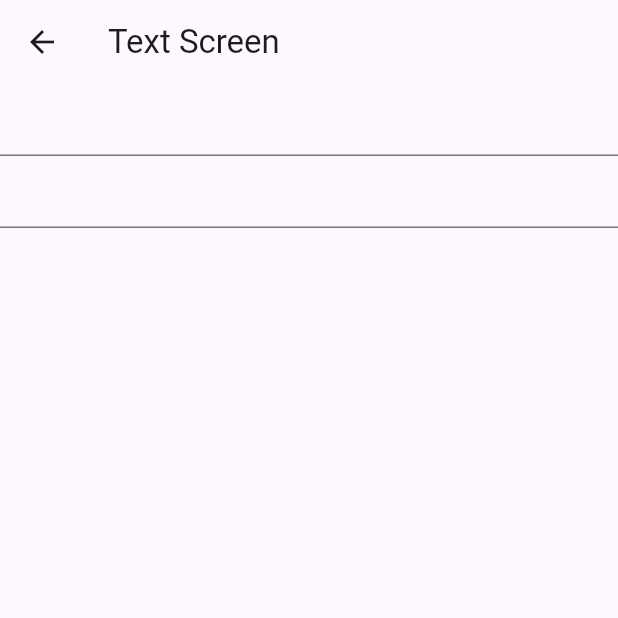
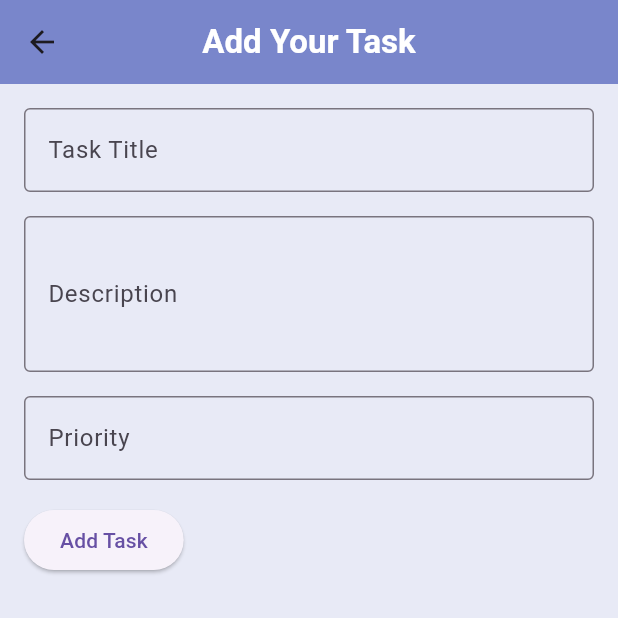
Before and after one commit to sohasara/To-Do-App, a Flutter app: the TextScreen screen opened directly, on a phone screen of 412 x 824 dp, the top half of it. Run offline on Flutter 3.47's test engine with Material 3 defaults, Android fonts, the phone set to English and light mode, and no system bars; our stand-ins replace flutter_riverpod.

Commit message:
enhance TextScreen layout; add input fields for task title, description, and priority

```diff
--- a/lib/application/pages/home/text_screen.dart
+++ b/lib/application/pages/home/text_screen.dart
@@ -6,14 +6,52 @@ class TextScreen extends StatelessWidget {
   @override
   Widget build(BuildContext context) {
     return Scaffold(
+      backgroundColor: Colors.indigo.shade50,
       appBar: AppBar(
-        title: const Text("Text Screen"),
+        backgroundColor: Colors.indigo.shade300,
+        centerTitle: true,
+        title: const Text(
+          "Add Your Task",
+          style: TextStyle(
+            fontWeight: FontWeight.bold,
+            color: Colors.white,
+          ),
+        ),
       ),
-      body: const Column(
-        children: [
-          TextField(),
-          TextField(),
-        ],
+      body: Padding(
+        padding: const EdgeInsets.all(16.0),
+        child: Column(
+          crossAxisAlignment: CrossAxisAlignment.start,
+          children: [
+            const TextField(
+              decoration: InputDecoration(
+                labelText: 'Task Title',
+                border: OutlineInputBorder(),
+              ),
+            ),
+            const SizedBox(height: 16),
+            const TextField(
+              decoration: InputDecoration(
+                labelText: 'Description',
+                border: OutlineInputBorder(),
+              ),
+              maxLines: 3,
+            ),
+            const SizedBox(height: 16),
+            const TextField(
+              decoration: InputDecoration(
+                labelText: 'Priority',
+                border: OutlineInputBorder(),
+              ),
+              keyboardType: TextInputType.number,
+            ),
+            const SizedBox(height: 16),
+            ElevatedButton(
+              onPressed: () {},
+              child: const Text('Add Task'),
+            ),
+          ],
+        ),
       ),
     );
   }
```
